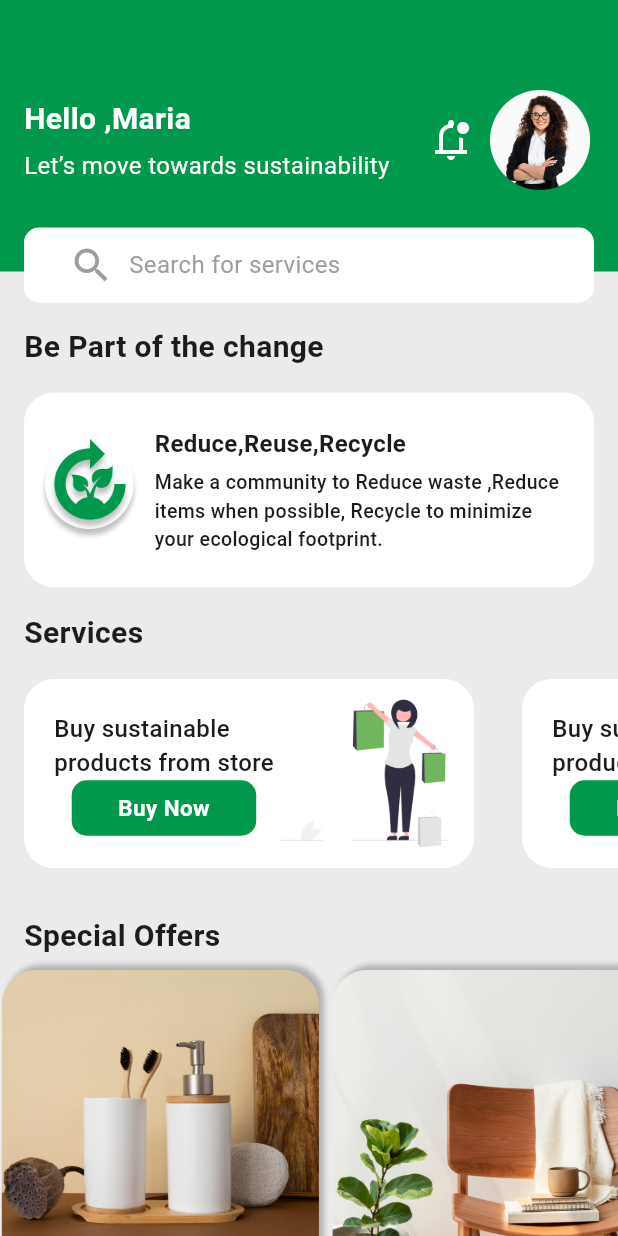
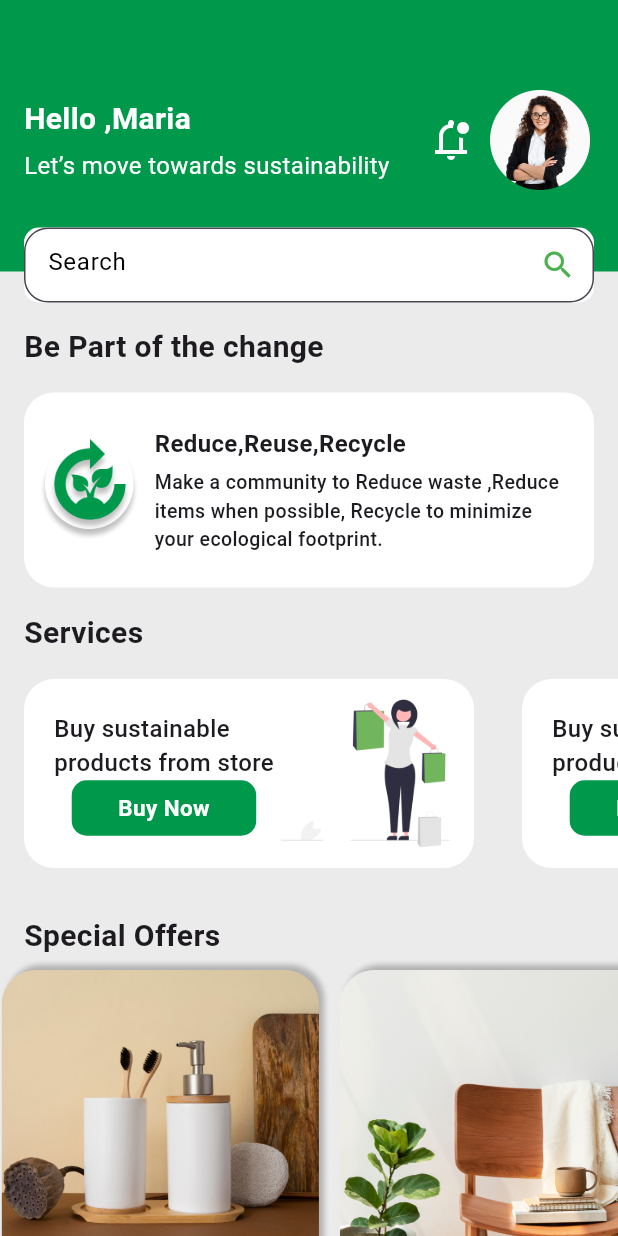
Before and after one commit to hager-elmosilhy/eco_vibe, a Flutter app: the HomeScreen screen opened directly, on a phone screen of 412 x 824 dp. Run offline on Flutter 3.47's test engine with Material 3 defaults, Android fonts, the phone set to English and light mode, and no system bars; our stand-ins replace shimmer; missing offline and left inert: rate.

Commit message:
edited files

```diff
--- a/lib/Screens/Cart/Widgets/counter.dart
+++ b/lib/Screens/Cart/Widgets/counter.dart
@@ -55,6 +55,9 @@ class _CounterState extends State<Counter> {
               onPressed: () {
                 setState(() {
                   counter--;
+                  if(counter < 0) {
+                    counter = 0 ;
+                  }
                 });
               },
               icon: const Icon(Icons.remove),
--- a/lib/Screens/Categoreis/Categoreis.dart
+++ b/lib/Screens/Categoreis/Categoreis.dart
@@ -17,7 +17,7 @@ class CategoryScreen extends StatelessWidget {
               text: 'Categoreis'
             ),
             const SizedBox(
-              height: 40,
+              height: 60,
             ),
             Row(
               crossAxisAlignment: CrossAxisAlignment.center,
@@ -53,7 +53,7 @@ class CategoryScreen extends StatelessWidget {
               ],
             ),
             const SizedBox(
-              height: 40,
+              height: 60,
             ),
             Row(
               crossAxisAlignment: CrossAxisAlignment.center,
@@ -80,7 +80,7 @@ class CategoryScreen extends StatelessWidget {
               ],
             ),
             const SizedBox(
-              height: 40,
+              height: 60,
             ),
             Row(
               crossAxisAlignment: CrossAxisAlignment.center,
--- a/lib/Screens/Categoreis/items.dart
+++ b/lib/Screens/Categoreis/items.dart
@@ -18,7 +18,7 @@ class ItemsScreen extends StatelessWidget {
             children: [
               AppBarWidget(
                 widget: Search(
-                  text: 'Search for Products',),),
+                  ),),
                Padding(
                 padding: const EdgeInsets.only(left: 8,right: 8,top: 8),
                 child: GridView.builder(
--- a/lib/Screens/Home/Widgets/AppBar.dart
+++ b/lib/Screens/Home/Widgets/AppBar.dart
@@ -90,7 +90,7 @@ class AppBarWidget extends StatelessWidget {
                               const SearchScreen()));
               },
               child: Search(
-                text: 'Search for services',
+
               ),
             ),
           ],
--- a/lib/Screens/Home/home.dart
+++ b/lib/Screens/Home/home.dart
@@ -24,7 +24,7 @@ class HomeScreen extends StatelessWidget {
             Coustom_Text(
               text: 'Be Part of the change',
             ),
-             FristContainer(),
+            FristContainer(),
             Coustom_Text(
               text: 'Services',
             ),
@@ -44,34 +44,63 @@ class HomeScreen extends StatelessWidget {
             Coustom_Text(
               text: 'Special Offers',
             ),
-
-            /* ListView(
-              physics: const ScrollPhysics(),
-              shrinkWrap: true,
-              scrollDirection: Axis.horizontal,
-              children: const [
-                ItemList(),
-                ItemList(),
-                ItemList(),
-              ],
-            ),*/
-            /* Expanded(
-              child: GridView.builder(
-                scrollDirection: Axis.horizontal,
-                gridDelegate: const SliverGridDelegateWithFixedCrossAxisCount(
-                  crossAxisCount: 2,
-                ),
-                itemCount: 2,
-                itemBuilder: (BuildContext context, int index) => ItemList(),
-              ),
-            ),*/
             SingleChildScrollView(
               scrollDirection: Axis.horizontal,
               child: Row(
                 children: [
-                  Image.asset('assets/Rectangle 44.png',scale:3.5,),
-                  const SizedBox(height: 5,),
-                  Image.asset('assets/Rectangle 45.png',scale:3.5 ,),
+                  Image.asset(
+                    'assets/Rectangle 44.png',
+                    scale: 3.5,
+                  ),
+                  const SizedBox(
+                    width: 5,
+                  ),
+                  Image.asset(
+                    'assets/Rectangle 45.png',
+                    scale: 3.5,
+                  ),
+                  const SizedBox(
+                    width: 5,
+                  ),
+                  Image.asset(
+                    'assets/Rectangle 44.png',
+                    scale: 3.5,
+                  ),
+                  const SizedBox(
+                    width: 5,
+                  ),
+                  Image.asset(
+                    'assets/Rectangle 45.png',
+                    scale: 3.5,
+                  ),
+                  const SizedBox(
+                    width: 5,
+                  ),
+                  Image.asset(
+                    'assets/Rectangle 44.png',
+                    scale: 3.5,
+                  ),
+                  const SizedBox(
+                    width: 5,
+                  ),
+                  Image.asset(
+                    'assets/Rectangle 45.png',
+                    scale: 3.5,
+                  ),
+                  const SizedBox(
+                    width: 5,
+                  ),
+                  Image.asset(
+                    'assets/Rectangle 44.png',
+                    scale: 3.5,
+                  ),
+                  const SizedBox(
+                    width: 5,
+                  ),
+                  Image.asset(
+                    'assets/Rectangle 45.png',
+                    scale: 3.5,
+                  ),
                 ],
               ),
             ),
--- a/lib/Screens/Login/register.dart
+++ b/lib/Screens/Login/register.dart
@@ -1,4 +1,5 @@
 import 'package:eco_vibe/Screens/Login/Widgets/coustom_container.dart';
+import 'package:eco_vibe/Screens/Login/login.dart';
 import 'package:eco_vibe/Screens/Login/sign_up.dart';
 import 'package:eco_vibe/Widgets/app_name.dart';
 import 'package:eco_vibe/Widgets/coustom_divider.dart';
@@ -80,7 +81,7 @@ class RegisterScreen extends StatelessWidget {
                     Navigator.push(
                       context,
                       MaterialPageRoute(
-                        builder: (BuildContext context) => const SignUpScreen(),
+                        builder: (BuildContext context) => const LoginScreen(),
                       ),
                     );
                   },
--- a/lib/Screens/Profile/profile.dart
+++ b/lib/Screens/Profile/profile.dart
@@ -18,11 +18,7 @@ class ProfileScreen extends StatelessWidget {
             children: [
               profileAppBar(
                 text: 'Profile',
-                  Widget:
-                  IconButton(onPressed: (){},
-                      icon: Image.asset(
-                    'assets/edit.png',
-                    scale: 4,))),
+               ),
               const SizedBox(
                 height: 15,
               ),
--- a/lib/Widgets/search_widget.dart
+++ b/lib/Widgets/search_widget.dart
@@ -1,30 +1,43 @@
+
 import 'package:flutter/material.dart';
 
-Widget Search({text,})=>Padding(
+import '../Screens/Search/Search.dart';
+class Search extends StatelessWidget {
+  const Search({super.key});
+
+  @override
+  Widget build(BuildContext context) {
+    return  Padding(
       padding: const EdgeInsets.only(right: 16.0, left: 16, top: 25),
       child: Container(
         height: 50,
         width: double.infinity,
         decoration: BoxDecoration(
             color: Colors.white, borderRadius: BorderRadius.circular(10)),
-    child: Padding(
-      padding: const EdgeInsets.only(left: 30),
-      child: Row(
-        children: [
-          const Icon(
-            Icons.search,
-            color: Colors.grey,
-            size: 30,
+        child: TextFormField(
+          decoration: InputDecoration(
+              fillColor: Colors.white,
+              hoverColor: Colors.white,
+              border: OutlineInputBorder(
+                borderRadius: BorderRadius.circular(16),
               ),
-          const SizedBox(
-            width: 10,
+              hintText: 'Search',
+              hintStyle: const TextStyle(color: Colors.black),
+              suffixIcon: IconButton(
+                onPressed: () {
+                  Navigator.push(
+                      context,
+                      MaterialPageRoute(
+                          builder: (context) =>
+                          const SearchScreen()));
+                },
+                icon: Icon(Icons.search),
+                color: Colors.green,
               ),
-          Text(
-            text,
-            style: const TextStyle(color: Colors.grey, fontSize: 16),
-          )
-        ],
-      ),
+              filled: true,
+              focusColor: Colors.green),
         ),
       ),
     );
+  }
+}
```
Also changed, not shown: lib/Screens/Categoreis/Widgets/details_app_bar.dart (+13 -5 lines), lib/Screens/Login/Widgets/auth_textButton_widget.dart (+9 -2 lines), lib/Screens/Login/login.dart (+21 -7 lines), lib/Screens/Login/sign_up.dart (+20 -7 lines), lib/Screens/Profile/Widgets/app_bar.dart (+10 -4 lines), lib/Screens/Profile/about.dart (+20 -15 lines), lib/Screens/Search/Search.dart (+4 -4 lines), lib/Widgets/coustom_app_bar.dart (+9 -1 lines). Lines whose indentation alone changed are shown as unchanged.
